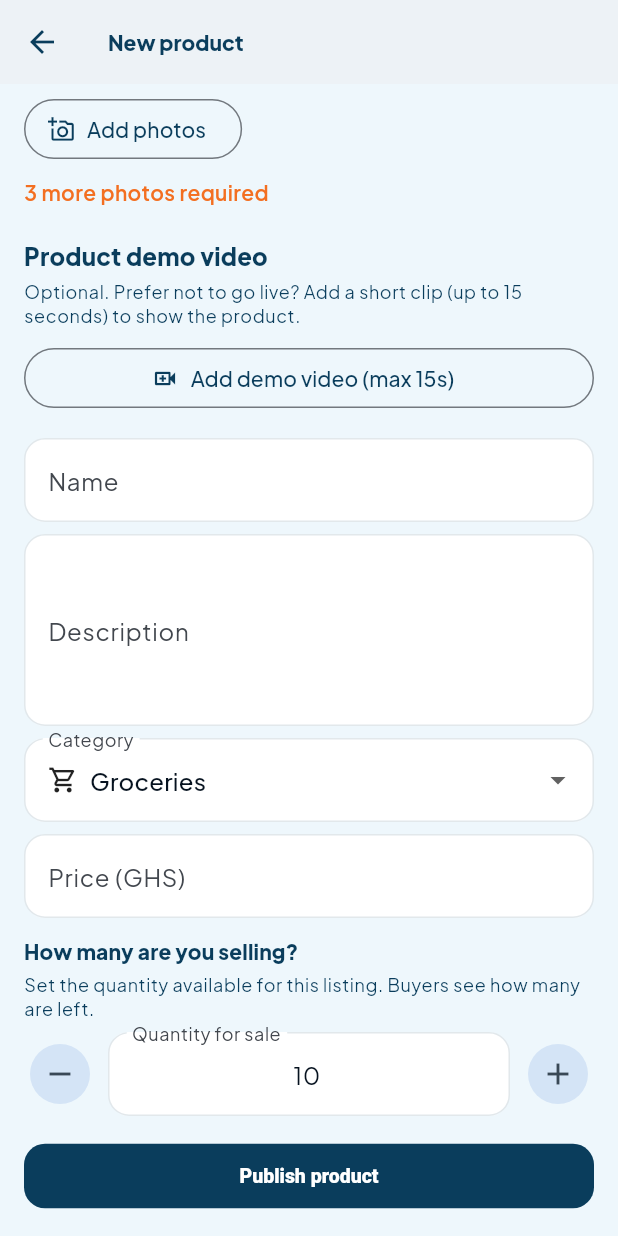
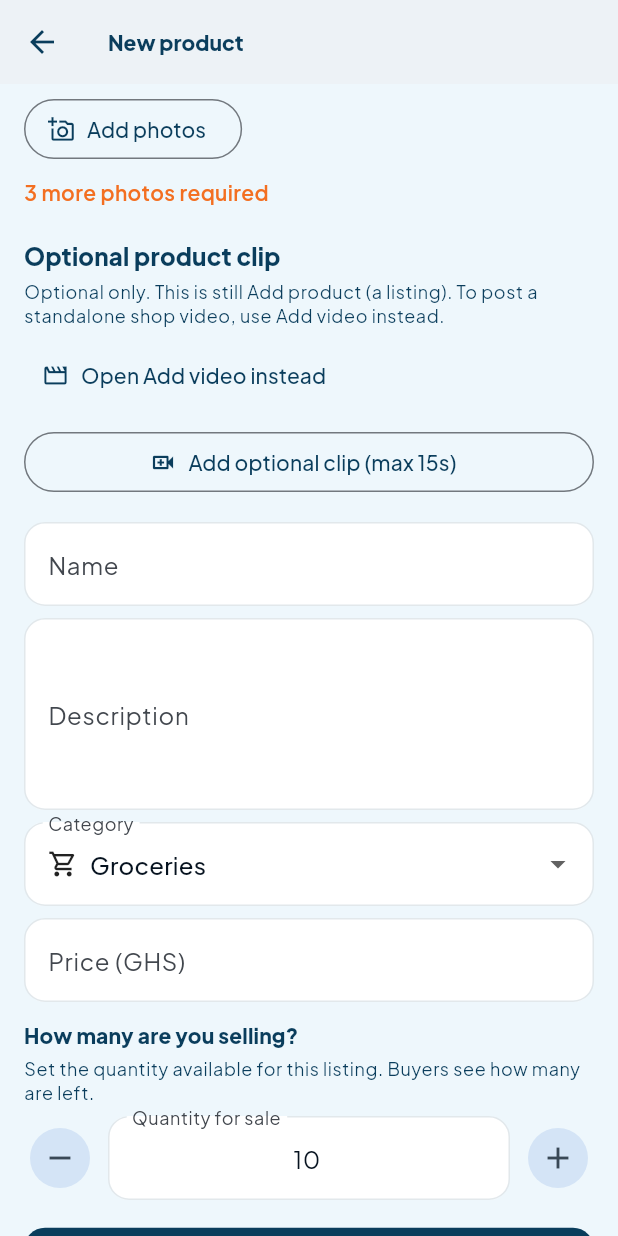
Before and after one commit to felixamay/hubsom, a Flutter app: the SellerProductNewPage screen opened directly, scrolled down 80 dp, on a phone screen of 412 x 824 dp. Run offline on Flutter 3.47's test engine with Material 3 defaults, Android fonts, the phone set to English and light mode, and no system bars; our stand-ins replace cached_network_image, cloud_firestore, dio, equatable, firebase_core, firebase_messaging and 12 more; missing offline and left inert: agora_rtc_engine, dart:js_interop, dart:ui_web; accounts and stored records are empty; network calls fail.

Commit message:
feat: separate Add video from Add product flows
Sell/hub/live/account expose distinct Add product vs Add video actions;
video upload clarifies it is not a listing, and live keeps products separate.

Co-authored-by: felixamay <felixamay@users.noreply.github.com>

```diff
--- a/hubsom_app/lib/features/account/account_page.dart
+++ b/hubsom_app/lib/features/account/account_page.dart
@@ -86,8 +86,8 @@ class AccountPage extends ConsumerWidget {
             _link(context, Icons.person_outline, 'Profile', '/account/profile'),
             _link(context, Icons.favorite_border, 'Saved products', '/account/saved'),
             _link(context, Icons.dynamic_feed_outlined, 'Timeline', '/timeline'),
-            _link(context, Icons.play_circle_outline, 'Shop videos', '/videos'),
-            _link(context, Icons.movie_creation_outlined, 'Upload video', '/videos/upload'),
+            _link(context, Icons.play_circle_outline, 'Watch videos', '/videos'),
+            _link(context, Icons.movie_creation_outlined, 'Add video', '/videos/upload'),
             _link(context, Icons.people_outline, 'Following accounts', '/account/following'),
             _link(context, Icons.location_on_outlined, 'Addresses', '/account/addresses'),
             _link(context, Icons.account_balance_wallet_outlined, 'Wallet', '/wallet'),
--- a/hubsom_app/lib/features/home/home_page.dart
+++ b/hubsom_app/lib/features/home/home_page.dart
@@ -89,6 +89,10 @@ class HomePage extends ConsumerWidget {
                       OutlinedButton(
                         onPressed: () => context.push('/videos'),
                         child: const Text('Shop videos'),
+                      ),
+                      OutlinedButton(
+                        onPressed: () => context.push('/videos/upload'),
+                        child: const Text('Add video'),
                       ),
                       OutlinedButton(
                         onPressed: () => context.push('/auctions'),
--- a/hubsom_app/lib/features/seller/seller_hub_page.dart
+++ b/hubsom_app/lib/features/seller/seller_hub_page.dart
@@ -11,7 +11,9 @@ class SellerHubPage extends StatelessWidget {
     final links = [
       ('Store', '/seller/store', Icons.store),
       ('My products', '/seller/products', Icons.inventory_2_outlined),
-      ('New product', '/seller/products/new', Icons.add_box_outlined),
+      ('Add product', '/seller/products/new', Icons.add_box_outlined),
+      ('Add video', '/videos/upload', Icons.movie_creation_outlined),
+      ('Watch videos', '/videos', Icons.play_circle_outline),
       ('Orders & shipments', '/seller/orders', Icons.local_shipping_outlined),
       ('Go live', '/seller/go-live', Icons.videocam),
       ('Analytics', '/seller/analytics', Icons.insights),
@@ -21,16 +23,26 @@ class SellerHubPage extends StatelessWidget {
       body: ListView(
         padding: const EdgeInsets.all(16),
         children: [
-          Text('Manage your Hubsom store', style: Theme.of(context).textTheme.titleMedium?.copyWith(fontWeight: FontWeight.w800)),
+          Text(
+            'Manage your Hubsom store',
+            style: Theme.of(context)
+                .textTheme
+                .titleMedium
+                ?.copyWith(fontWeight: FontWeight.w800),
+          ),
           const SizedBox(height: 8),
-          const Text('Orders, Hubers dispatch, live shopping, and catalog — preserved from the web seller tools.'),
+          const Text(
+            'Add product and Add video are separate. Products are listings; videos are short clips that can link to products.',
+          ),
           const SizedBox(height: 16),
-          ...links.map((e) => ListTile(
-                leading: Icon(e.$3, color: HubsomColors.forest),
-                title: Text(e.$1),
-                trailing: const Icon(Icons.chevron_right),
-                onTap: () => context.push(e.$2),
-              )),
+          ...links.map(
+            (e) => ListTile(
+              leading: Icon(e.$3, color: HubsomColors.forest),
+              title: Text(e.$1),
+              trailing: const Icon(Icons.chevron_right),
+              onTap: () => context.push(e.$2),
+            ),
+          ),
         ],
       ),
     );
--- a/hubsom_app/lib/features/seller/seller_product_new_page.dart
+++ b/hubsom_app/lib/features/seller/seller_product_new_page.dart
@@ -391,7 +391,7 @@ class _SellerProductNewPageState extends ConsumerState<SellerProductNewPage> {
               ),
             const SizedBox(height: 20),
             Text(
-              'Product demo video',
+              'Optional product clip',
               style: Theme.of(context).textTheme.titleMedium?.copyWith(
                     fontWeight: FontWeight.w800,
                     color: HubsomColors.forest,
@@ -399,8 +399,19 @@ class _SellerProductNewPageState extends ConsumerState<SellerProductNewPage> {
             ),
             const SizedBox(height: 4),
             Text(
-              'Optional. Prefer not to go live? Add a short clip (up to $_maxVideoSeconds seconds) to show the product.',
+              'Optional only. This is still Add product (a listing). To post a standalone shop video, use Add video instead.',
               style: Theme.of(context).textTheme.bodySmall,
+            ),
+            const SizedBox(height: 8),
+            Align(
+              alignment: Alignment.centerLeft,
+              child: TextButton.icon(
+                onPressed: _busy
+                    ? null
+                    : () => context.push('/videos/upload'),
+                icon: const Icon(Icons.movie_creation_outlined),
+                label: const Text('Open Add video instead'),
+              ),
             ),
             const SizedBox(height: 10),
             if (_demoVideo != null)
@@ -459,7 +470,7 @@ class _SellerProductNewPageState extends ConsumerState<SellerProductNewPage> {
                 label: Text(
                   _pickingVideo
                       ? 'Checking video…'
-                      : 'Add demo video (max ${_maxVideoSeconds}s)',
+                      : 'Add optional clip (max ${_maxVideoSeconds}s)',
                 ),
               ),
             const SizedBox(height: 16),
@@ -582,7 +593,7 @@ class _SellerProductNewPageState extends ConsumerState<SellerProductNewPage> {
               const Padding(
                 padding: EdgeInsets.only(top: 8),
                 child: Text(
-                  'Tip: add a demo video if you are not going live, or go live later from Sell.',
+                'Tip: this screen adds a product listing. Use Add video (Sell tab) for a standalone clip that links to products.',
                   style: TextStyle(color: Colors.black54),
                 ),
               ),
--- a/hubsom_app/lib/features/videos/upload_video_page.dart
+++ b/hubsom_app/lib/features/videos/upload_video_page.dart
@@ -11,9 +11,10 @@ import '../../core/theme/hubsom_colors.dart';
 import '../../models/product.dart';
 import '../../widgets/hubsom_image.dart';
 
-/// Upload a short video independently, then attach product links.
+/// Add a short video independently (not a product listing), then link products.
 class UploadVideoPage extends ConsumerStatefulWidget {
-  const UploadVideoPage({super.key});
+  const UploadVideoPage({super.key, this.preselectedProductIds = const []});
+  final List<String> preselectedProductIds;
 
   @override
   ConsumerState<UploadVideoPage> createState() => _UploadVideoPageState();
@@ -32,6 +33,7 @@ class _UploadVideoPageState extends ConsumerState<UploadVideoPage> {
   @override
   void initState() {
     super.initState();
+    _selected.addAll(widget.preselectedProductIds);
     _loadCatalog();
   }
 
@@ -111,21 +113,31 @@ class _UploadVideoPageState extends ConsumerState<UploadVideoPage> {
   @override
   Widget build(BuildContext context) {
     return Scaffold(
-      appBar: AppBar(title: const Text('Upload video')),
+      appBar: AppBar(title: const Text('Add video')),
       body: _loading
           ? const Center(child: CircularProgressIndicator())
           : ListView(
               padding: const EdgeInsets.fromLTRB(16, 16, 16, 100),
               children: [
-                Text(
-                  'Share a short clip and tag products. Watchers open the normal product page from the video.',
-                  style: Theme.of(context).textTheme.bodyMedium,
+                Container(
+                  width: double.infinity,
+                  padding: const EdgeInsets.all(12),
+                  decoration: BoxDecoration(
+                    color: HubsomColors.mint,
+                    borderRadius: BorderRadius.circular(12),
+                  ),
+                  child: const Text(
+                    'This is not Add product. You are posting a video clip. Link existing products so watchers open the product page.',
+                    style: TextStyle(fontWeight: FontWeight.w600),
+                  ),
                 ),
                 const SizedBox(height: 16),
                 OutlinedButton.icon(
                   onPressed: _busy ? null : _pickVideo,
                   icon: const Icon(Icons.video_library_outlined),
-                  label: Text(_bytes == null ? 'Pick video (≤15s)' : 'Change video'),
+                  label: Text(
+                    _bytes == null ? 'Pick video (≤15s)' : 'Change video',
+                  ),
                 ),
                 if (_bytes != null) ...[
                   const SizedBox(height: 8),
@@ -148,14 +160,14 @@ class _UploadVideoPageState extends ConsumerState<UploadVideoPage> {
                 ),
                 const SizedBox(height: 20),
                 Text(
-                  'Link products',
+                  'Link products (optional openings)',
                   style: Theme.of(context).textTheme.titleMedium?.copyWith(
                         fontWeight: FontWeight.w800,
                       ),
                 ),
                 const SizedBox(height: 4),
                 Text(
-                  'Select products this video should open.',
+                  'Pick products this video should open. Create products separately with Add product.',
                   style: Theme.of(context).textTheme.bodySmall,
                 ),
                 const SizedBox(height: 12),
@@ -213,7 +225,7 @@ class _UploadVideoPageState extends ConsumerState<UploadVideoPage> {
                 const SizedBox(height: 20),
                 FilledButton(
                   onPressed: _busy ? null : _publish,
-                  child: Text(_busy ? 'Publishing…' : 'Publish video'),
+                  child: Text(_busy ? 'Publishing video…' : 'Publish video'),
                 ),
               ],
             ),
--- a/hubsom_app/lib/features/videos/video_feed_page.dart
+++ b/hubsom_app/lib/features/videos/video_feed_page.dart
@@ -73,7 +73,7 @@ class _VideoFeedPageState extends ConsumerState<VideoFeedPage> {
         actions: [
           TextButton(
             onPressed: () => context.push('/videos/upload'),
-            child: const Text('Upload', style: TextStyle(color: Colors.white)),
+            child: const Text('Add video', style: TextStyle(color: Colors.white)),
           ),
         ],
       ),
@@ -106,7 +106,7 @@ class _VideoFeedPageState extends ConsumerState<VideoFeedPage> {
                         const SizedBox(height: 16),
                         FilledButton(
                           onPressed: () => context.push('/videos/upload'),
-                          child: const Text('Upload video'),
+                          child: const Text('Add video'),
                         ),
                       ],
                     ),
```
Also changed, not shown: hubsom_app/lib/features/live/live_room_page.dart (+28 -1 lines), hubsom_app/lib/features/sell/sell_page.dart (+96 -36 lines), hubsom_app/lib/features/shell/app_router.dart (+12 -4 lines).
